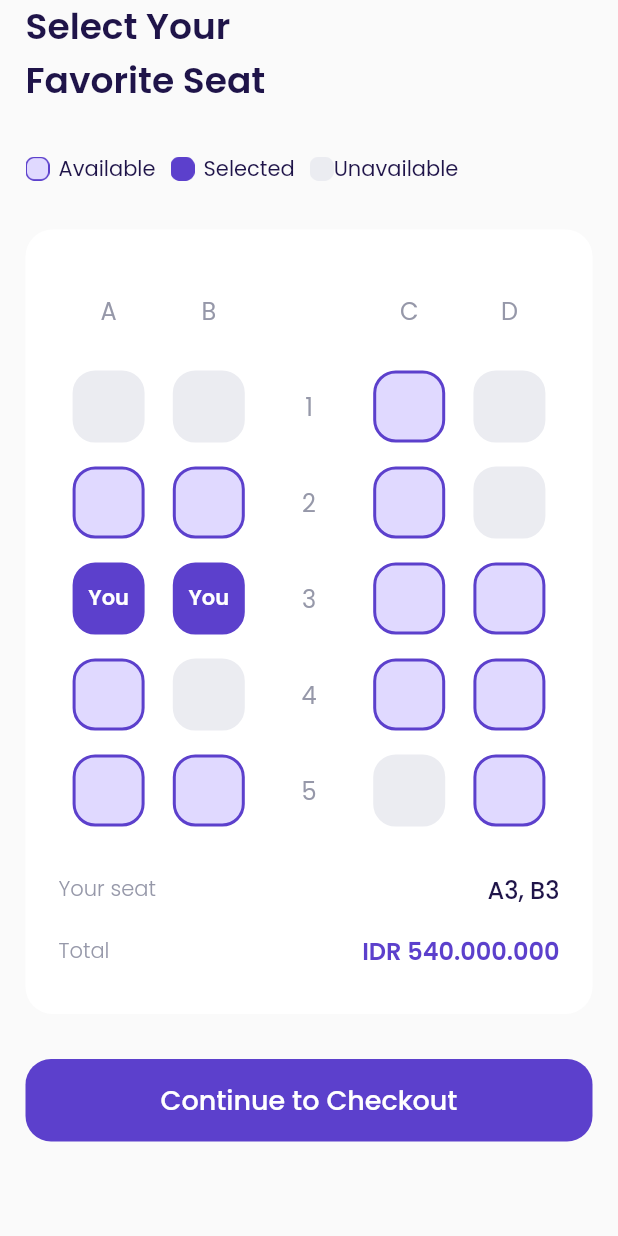
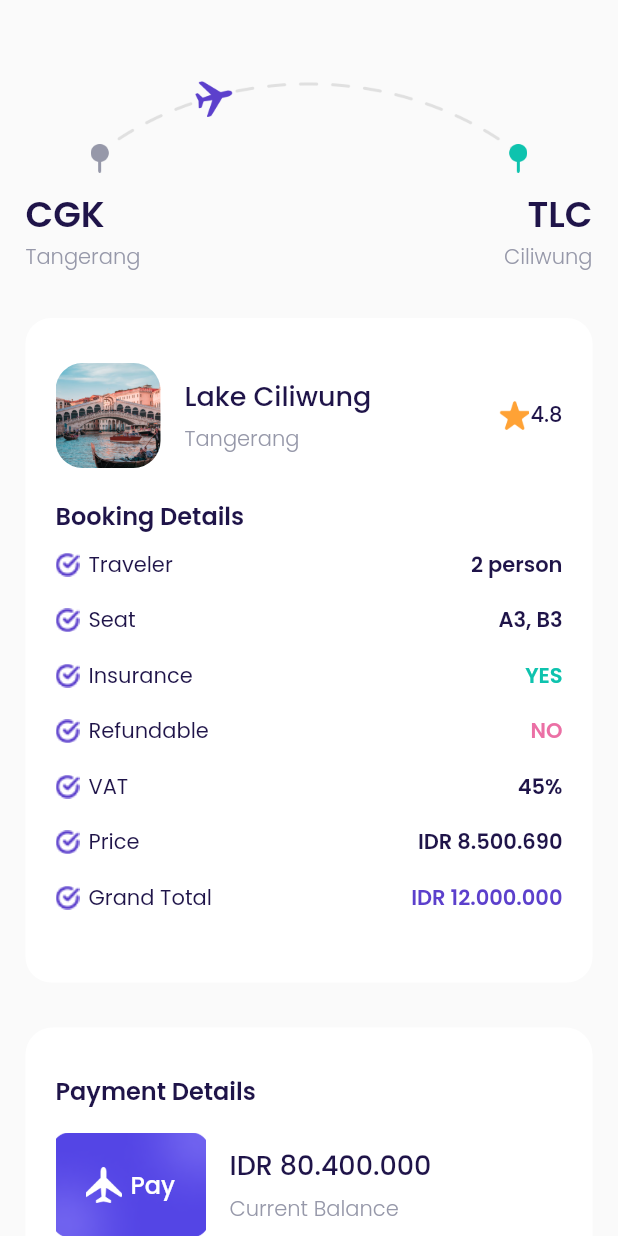
Before and after one commit to aluth313/flutter-book-ticket-airplane, a Flutter app: the ChooseSeatPage screen opened directly, after a tap on "Continue to Checkout", on a phone screen of 412 x 824 dp. Run offline on Flutter 3.47's test engine with Material 2 defaults, Android fonts, the phone set to English and light mode, and no system bars; our stand-ins replace google_fonts.

Commit message:
checkout page

```diff
--- /dev/null
+++ b/lib/ui/pages/checkout_page.dart
@@ -0,0 +1,262 @@
+import 'package:flutter/material.dart';
+import 'package:flutter_airplane/shared/theme.dart';
+import 'package:flutter_airplane/ui/widgets/booking_details.dart';
+import 'package:flutter_airplane/ui/widgets/custom_button.dart';
+import 'package:flutter_airplane/ui/widgets/custom_interests.dart';
+
+class CheckoutPage extends StatelessWidget {
+  const CheckoutPage({Key? key}) : super(key: key);
+
+  @override
+  Widget build(BuildContext context) {
+    Widget header() {
+      return Container(
+        margin: EdgeInsets.only(top: 50),
+        child: Column(
+          children: [
+            Container(
+              width: 291,
+              height: 65,
+              margin: EdgeInsets.only(bottom: 10),
+              decoration: BoxDecoration(
+                  image: DecorationImage(
+                      fit: BoxFit.cover,
+                      image: AssetImage('assets/image_checkout.png'))),
+            ),
+            Row(
+              mainAxisAlignment: MainAxisAlignment.spaceBetween,
+              children: [
+                Column(
+                  crossAxisAlignment: CrossAxisAlignment.start,
+                  children: [
+                    Text(
+                      'CGK',
+                      style: blackTextStyle.copyWith(
+                          fontSize: 24, fontWeight: semiBold),
+                    ),
+                    Text(
+                      'Tangerang',
+                      style: greyTextStyle.copyWith(fontWeight: light),
+                    )
+                  ],
+                ),
+                Column(
+                  crossAxisAlignment: CrossAxisAlignment.end,
+                  children: [
+                    Text(
+                      'TLC',
+                      style: blackTextStyle.copyWith(
+                          fontSize: 24, fontWeight: semiBold),
+                    ),
+                    Text(
+                      'Ciliwung',
+                      style: greyTextStyle.copyWith(fontWeight: light),
+                    )
+                  ],
+                ),
+              ],
+            )
+          ],
+        ),
+      );
+    }
+
+    Widget bookingDetails() {
+      return Container(
+        margin: EdgeInsets.only(top: 30),
+        decoration: BoxDecoration(
+            color: kWhiteColor,
+            borderRadius: BorderRadius.circular(defaultRadius)),
+        padding: EdgeInsets.symmetric(horizontal: 20, vertical: 30),
+        child: Column(
+          crossAxisAlignment: CrossAxisAlignment.start,
+          children: [
+            Row(
+              children: [
+                Container(
+                  width: 70,
+                  height: 70,
+                  margin: EdgeInsets.only(right: 16),
+                  decoration: BoxDecoration(
+                      borderRadius: BorderRadius.circular(18),
+                      image: DecorationImage(
+                          fit: BoxFit.cover,
+                          image: AssetImage('assets/image_destination1.png'))),
+                ),
+                Expanded(
+                  child: Column(
+                    crossAxisAlignment: CrossAxisAlignment.start,
+                    children: [
+                      Text(
+                        'Lake Ciliwung',
+                        style: blackTextStyle.copyWith(
+                            fontSize: 18, fontWeight: medium),
+                      ),
+                      SizedBox(
+                        height: 5,
+                      ),
+                      Text(
+                        'Tangerang',
+                        style: greyTextStyle.copyWith(fontWeight: light),
+                      )
+                    ],
+                  ),
+                ),
+                Container(
+                  width: 20,
+                  height: 20,
+                  margin: EdgeInsets.only(right: 1),
+                  decoration: BoxDecoration(
+                      image: DecorationImage(
+                          image: AssetImage('assets/icon_star.png'))),
+                ),
+                Text(
+                  '4.8',
+                  style: blackTextStyle.copyWith(fontWeight: medium),
+                ),
+              ],
+            ),
+            SizedBox(
+              height: 20,
+            ),
+            Text(
+              'Booking Details',
+              style:
+                  blackTextStyle.copyWith(fontSize: 16, fontWeight: semiBold),
+            ),
+            SizedBox(
+              height: 10,
+            ),
+            BookingDetails(name: 'Traveler', details: '2 person'),
+            BookingDetails(name: 'Seat', details: 'A3, B3'),
+            BookingDetails(
+              name: 'Insurance',
+              details: 'YES',
+              style: greenTextStyle.copyWith(fontWeight: semiBold),
+            ),
+            BookingDetails(
+              name: 'Refundable',
+              details: 'NO',
+              style: redTextStyle.copyWith(fontWeight: semiBold),
+            ),
+            BookingDetails(name: 'VAT', details: '45%'),
+            BookingDetails(name: 'Price', details: 'IDR 8.500.690'),
+            BookingDetails(
+              name: 'Grand Total',
+              details: 'IDR 12.000.000',
+              style: purpleTextStyle.copyWith(fontWeight: semiBold),
+            ),
+          ],
+        ),
+      );
+    }
+
+    Widget paymentDetails() {
+      return Container(
+        margin: EdgeInsets.only(top: 30),
+        padding: EdgeInsets.symmetric(horizontal: 20, vertical: 30),
+        decoration: BoxDecoration(
+            color: kWhiteColor, borderRadius: BorderRadius.circular(18)),
+        child: Column(
+          crossAxisAlignment: CrossAxisAlignment.start,
+          children: [
+            Text(
+              'Payment Details',
+              style:
+                  blackTextStyle.copyWith(fontSize: 16, fontWeight: semiBold),
+            ),
+            SizedBox(
+              height: 16,
+            ),
+            Row(
+              children: [
+                Container(
+                  width: 100,
+                  height: 70,
+                  margin: EdgeInsets.only(right: 16),
+                  padding: EdgeInsets.symmetric(horizontal: 20, vertical: 23),
+                  decoration: BoxDecoration(
+                      image: DecorationImage(
+                          fit: BoxFit.cover,
+                          image: AssetImage('assets/image_card.png'))),
+                  child: Row(
+                    children: [
+                      Container(
+                        width: 24,
+                        height: 24,
+                        margin: EdgeInsets.only(right: 6),
+                        decoration: BoxDecoration(
+                            image: DecorationImage(
+                                fit: BoxFit.cover,
+                                image: AssetImage('assets/icon_plane.png'))),
+                      ),
+                      Text(
+                        'Pay',
+                        style: whiteTextStyle.copyWith(
+                            fontSize: 16, fontWeight: medium),
+                      )
+                    ],
+                  ),
+                ),
+                Expanded(
+                  child: Column(
+                    crossAxisAlignment: CrossAxisAlignment.start,
+                    children: [
+                      Text(
+                        'IDR 80.400.000',
+                        style: blackTextStyle.copyWith(
+                            fontSize: 18, fontWeight: medium),
+                      ),
+                      SizedBox(
+                        height: 5,
+                      ),
+                      Text(
+                        'Current Balance',
+                        style: greyTextStyle.copyWith(fontWeight: light),
+                      )
+                    ],
+                  ),
+                )
+              ],
+            )
+          ],
+        ),
+      );
+    }
+
+    Widget buttonPay() {
+      return CustomButtom(
+        title: 'Pay Now',
+        onPressed: () {},
+        margin: EdgeInsets.only(top: 30),
+      );
+    }
+
+    Widget termandconditions() {
+      return Container(
+        alignment: Alignment.center,
+        margin: EdgeInsets.symmetric(vertical: 30),
+        child: Text(
+          'Terms and Conditions',
+          style: greyTextStyle.copyWith(
+              fontSize: 16,
+              fontWeight: light,
+              decoration: TextDecoration.underline),
+        ),
+      );
+    }
+
+    return Scaffold(
+      body: ListView(
+        padding: EdgeInsets.symmetric(horizontal: defaultRadius),
+        children: [
+          header(),
+          bookingDetails(),
+          paymentDetails(),
+          buttonPay(),
+          termandconditions(),
+        ],
+      ),
+    );
+  }
+}
--- a/lib/ui/pages/choose_seat_page.dart
+++ b/lib/ui/pages/choose_seat_page.dart
@@ -1,5 +1,6 @@
 import 'package:flutter/material.dart';
 import 'package:flutter_airplane/shared/theme.dart';
+import 'package:flutter_airplane/ui/pages/checkout_page.dart';
 import 'package:flutter_airplane/ui/widgets/custom_button.dart';
 import 'package:flutter_airplane/ui/widgets/seat_item.dart';
 
@@ -321,7 +322,13 @@ class ChooseSeatPage extends StatelessWidget {
     Widget continueButton() {
       return CustomButtom(
         title: 'Continue to Checkout',
-        onPressed: () {},
+        onPressed: () {
+          Navigator.push(context, MaterialPageRoute(
+            builder: (context) {
+              return CheckoutPage();
+            },
+          ));
+        },
         margin: EdgeInsets.only(top: 30, bottom: 46),
       );
     }
--- /dev/null
+++ b/lib/ui/widgets/booking_details.dart
@@ -0,0 +1,31 @@
+import 'package:flutter/material.dart';
+import 'package:flutter_airplane/shared/theme.dart';
+import 'package:flutter_airplane/ui/widgets/custom_interests.dart';
+
+class BookingDetails extends StatelessWidget {
+  final String name;
+  final String details;
+  final TextStyle? style;
+
+  const BookingDetails(
+      {Key? key, required this.name, required this.details, this.style})
+      : super(key: key);
+
+  @override
+  Widget build(BuildContext context) {
+    return Container(
+      margin: EdgeInsets.only(bottom: 16),
+      child: Row(
+        children: [
+          CustomInterest(name: name),
+          Text(
+            details,
+            style: style == null
+                ? blackTextStyle.copyWith(fontWeight: semiBold)
+                : style,
+          )
+        ],
+      ),
+    );
+  }
+}
```
